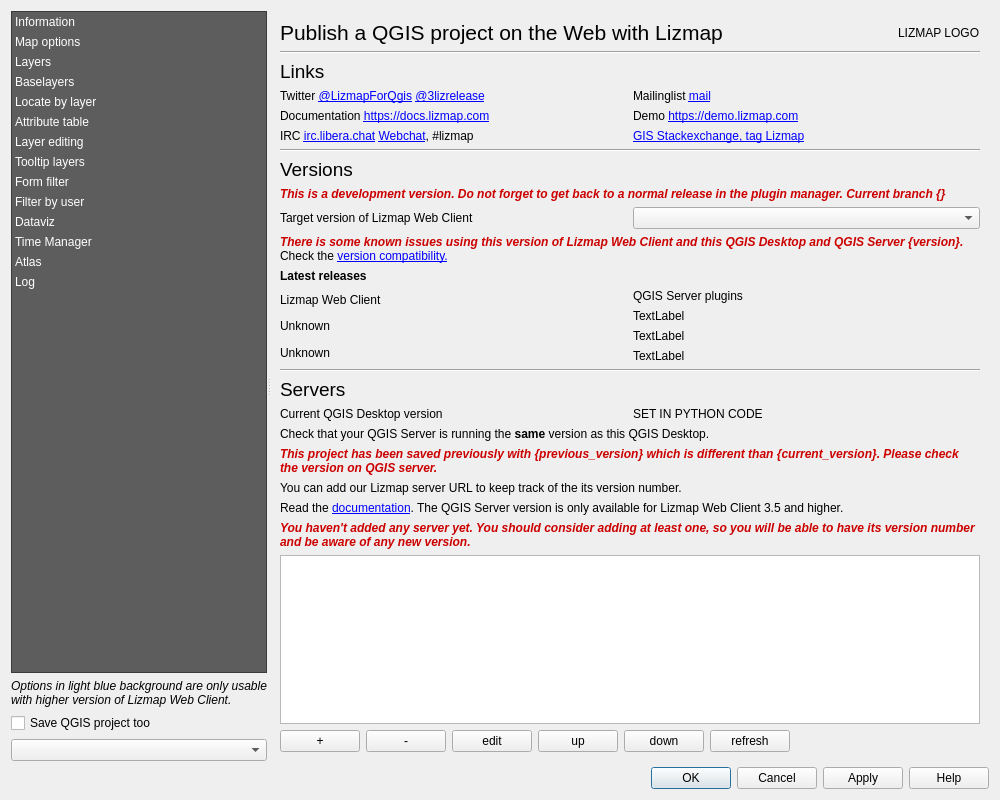
Above: lizmap/resources/ui/ui_lizmap.ui from 3liz/lizmap-plugin before the change. Below: the same form after it.
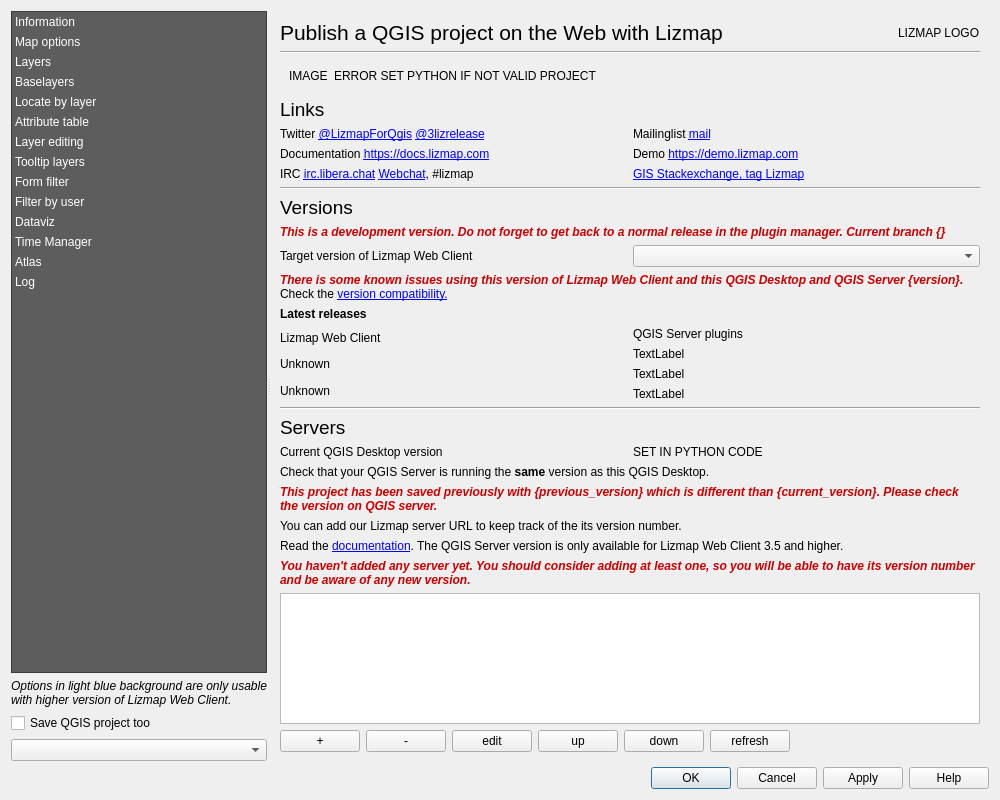
That is the form after the change. The open tabs and pages were chosen to show the change. Custom widgets are drawn as their Qt base class.

Commit message: UX - Allow to open the first tab in Lizmap without a project

What changed in the file:
```diff
--- a/lizmap/resources/ui/ui_lizmap.ui
+++ b/lizmap/resources/ui/ui_lizmap.ui
@@ -277,6 +277,32 @@
              </property>
             </widget>
            </item>
+           <item>
+            <widget class="QWidget" name="layout_project_valid" native="true">
+             <layout class="QHBoxLayout" name="horizontalLayout_42">
+              <item>
+               <widget class="QLabel" name="label_image_warning_project">
+                <property name="sizePolicy">
+                 <sizepolicy hsizetype="Maximum" vsizetype="Preferred">
+                  <horstretch>0</horstretch>
+                  <verstretch>0</verstretch>
+                 </sizepolicy>
+                </property>
+                <property name="text">
+                 <string>IMAGE</string>
+                </property>
+               </widget>
+              </item>
+              <item>
+               <widget class="QLabel" name="error_no_project">
+                <property name="text">
+                 <string notr="true">ERROR SET PYTHON IF NOT VALID PROJECT</string>
+                </property>
+               </widget>
+              </item>
+             </layout>
+            </widget>
+           </item>
            <item>
             <widget class="QLabel" name="label_6">
              <property name="text">
@@ -403,6 +429,7 @@
             <widget class="QLabel" name="label">
              <property name="font">
               <font>
+               <weight>75</weight>
                <bold>true</bold>
               </font>
              </property>
```
Left out of the diff: 9 changed lines with no effect on the pictures. The commit also changes 2 other files.
